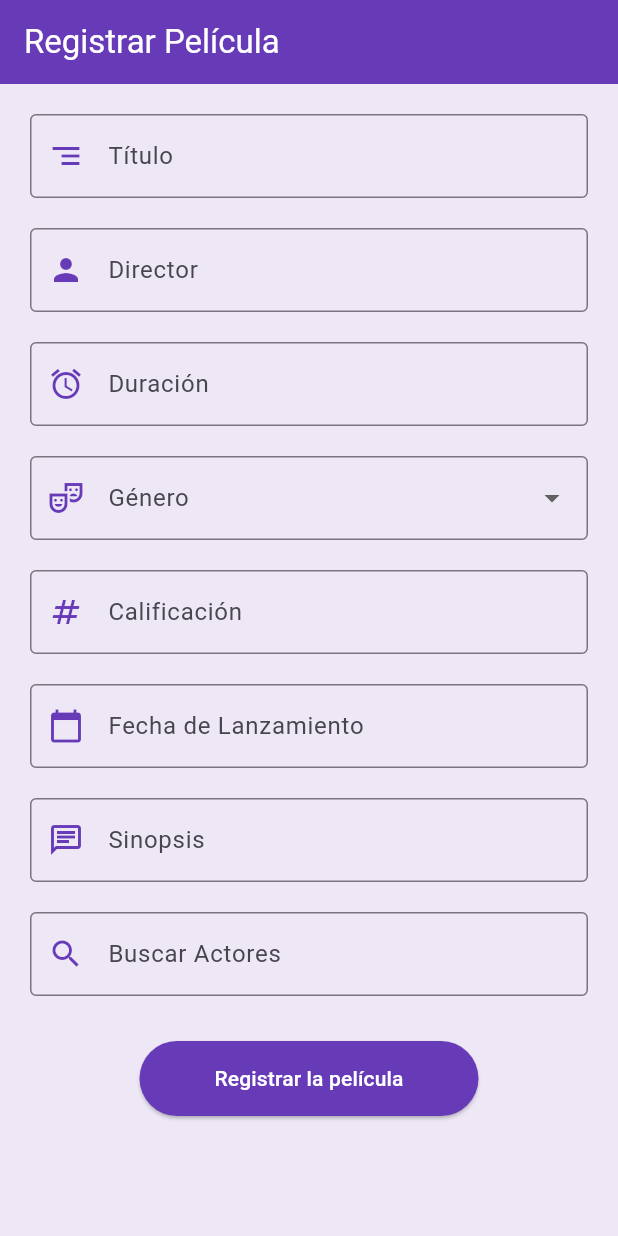
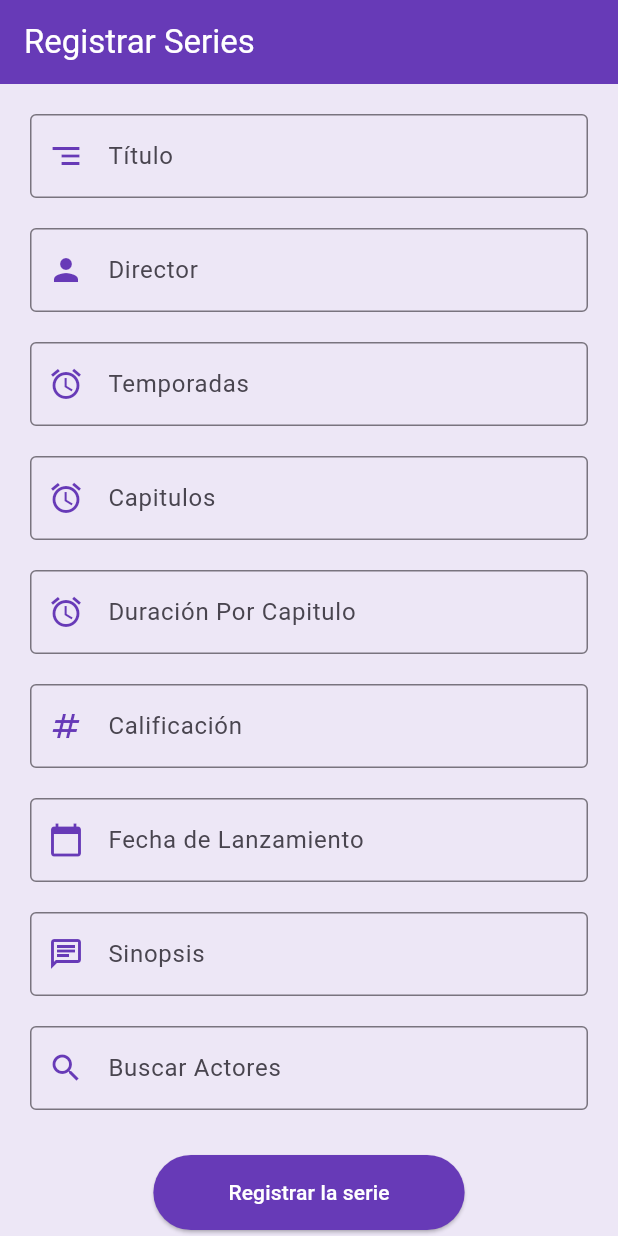
Before and after one commit to Axus-Tzion/WatchScore-Front, a Flutter app: the screen it shows after launch, on a phone screen of 412 x 824 dp. Run offline on Flutter 3.47's test engine with Material 3 defaults, Android fonts, the phone set to English and light mode, and no system bars; network calls fail.

Commit message:
feature(frontend) : Formulario de registro series OK

```diff
--- a/lib/main.dart
+++ b/lib/main.dart
@@ -1,6 +1,7 @@
 import 'package:flutter/material.dart';
 import 'package:watchscorefront/screens/login_screen.dart';
 import 'package:watchscorefront/screens/moviesRegister_screen.dart';
+import 'package:watchscorefront/screens/seriesRegister_screen.dart';
 
 void main() {
   runApp(const MainApp());
@@ -18,7 +19,7 @@ class MainApp extends StatelessWidget {
         primarySwatch: Colors.deepPurple,
         scaffoldBackgroundColor: Colors.deepPurple[50],
       ),
-      home: MoviesRegister(),
+      home: SeriesRegister(),
     );
   }
 }
--- /dev/null
+++ b/lib/screens/seriesRegister_screen.dart
@@ -0,0 +1,321 @@
+import 'package:flutter/material.dart';
+import 'package:http/http.dart' as http;
+import 'package:intl/intl.dart';
+import 'dart:convert';
+
+class SeriesRegister extends StatefulWidget {
+  const SeriesRegister({super.key});
+
+  @override
+  State<SeriesRegister> createState() => _SeriesRegisterState();
+}
+
+class _SeriesRegisterState extends State<SeriesRegister> {
+  final TextEditingController _tituloController = TextEditingController();
+  final TextEditingController _directorController = TextEditingController();
+  final TextEditingController _lanzamientoController = TextEditingController();
+  final TextEditingController _temporadasController = TextEditingController();
+  final TextEditingController _capitulosController = TextEditingController();
+  final TextEditingController _sipnosisController = TextEditingController();
+  final TextEditingController _calificacionController = TextEditingController();
+  final TextEditingController _duracionController = TextEditingController();
+  final TextEditingController _actorInputController = TextEditingController();
+
+  bool _isLoading = false;
+  List<String> _actores = [];
+  List<String> _sugerencias = [];
+
+  // crea el calendario
+  Future<void> _selectDate(BuildContext context) async {
+    final DateTime? picked = await showDatePicker(
+      context: context,
+      initialDate: DateTime.now(),
+      firstDate: DateTime(1900),
+      lastDate: DateTime.now(),
+    );
+    if (picked != null) {
+      setState(() {
+        _lanzamientoController.text = DateFormat('yyyy-MM-dd').format(picked);
+      });
+    }
+  }
+
+  // consume el api de los actores
+  Future<void> _cargarActores() async {
+    try {
+      final response = await http.get(
+        Uri.parse('http://127.0.0.1:8860/actores/'),
+      );
+      if (response.statusCode == 200) {
+        final List<dynamic> data = jsonDecode(response.body);
+        setState(() {
+          _sugerencias =
+              data.map((actor) => actor['nombre'].toString()).toList();
+        });
+      }
+    } catch (e) {
+      ScaffoldMessenger.of(context).showSnackBar(
+        SnackBar(content: Text('Error de conexión: ${e.toString()}')),
+      );
+    }
+  }
+
+  // valida que los campos no esten vacios
+  Future<void> _seriesRegister(BuildContext) async {
+    if (_tituloController.text.isEmpty ||
+        _directorController.text.isEmpty ||
+        _lanzamientoController.text.isEmpty ||
+        _temporadasController.text.isEmpty ||
+        _capitulosController.text.isEmpty ||
+        _sipnosisController.text.isEmpty ||
+        _duracionController.text.isEmpty ||
+        _actores.isEmpty ||
+        _calificacionController.text.isEmpty) {
+      ScaffoldMessenger.of(context).showSnackBar(
+        const SnackBar(content: Text('Por favor complete todos los campos')),
+      );
+      return;
+    }
+
+    setState(() {
+      _isLoading = true;
+    });
+
+    // consume la api del registro de series
+    try {
+      final response = await http.post(
+        Uri.parse('http://127.0.0.1:8860/series/'),
+        headers: {'Content-Type': 'application/json'},
+        body: jsonEncode({
+          'titulo': _tituloController.text,
+          'director': _directorController.text,
+          'lanzamiento': _lanzamientoController.text,
+          'temporadas': _temporadasController.text,
+          'capitulos': _capitulosController.text,
+          'duracion': _duracionController.text,
+          'sipnosis': _sipnosisController.text,
+          'calificacion': _calificacionController.text,
+          'actores': _actores,
+        }),
+      );
+
+      if (response.statusCode == 200) {
+        ScaffoldMessenger.of(context).showSnackBar(
+          const SnackBar(content: Text('Registro de serie exitoso')),
+        );
+        Navigator.pushReplacement(
+          context,
+          MaterialPageRoute(builder: (_) => const SeriesRegister()),
+        );
+      } else {
+        ScaffoldMessenger.of(context).showSnackBar(
+          SnackBar(content: Text('Error en registro: ${response.body}')),
+        );
+      }
+    } catch (e) {
+      ScaffoldMessenger.of(context).showSnackBar(
+        SnackBar(content: Text('Error de conexión: ${e.toString()}')),
+      );
+    } finally {
+      if (mounted) {
+        setState(() {
+          _isLoading = false;
+        });
+      }
+    }
+  }
+
+  @override
+  void initState() {
+    super.initState();
+    _cargarActores();
+  }
+
+  @override
+  Widget build(BuildContext context) {
+    return Scaffold(
+      backgroundColor: Colors.deepPurple[50],
+      appBar: AppBar(
+        title: const Text(
+          'Registrar Series',
+          style: TextStyle(color: Colors.white),
+        ),
+        backgroundColor: Colors.deepPurple,
+      ),
+      body: SingleChildScrollView(
+        padding: const EdgeInsets.all(20.0),
+        child: Column(
+          children: [
+            TextField(
+              controller: _tituloController,
+              decoration: const InputDecoration(
+                labelText: 'Título',
+                prefixIcon: Icon(Icons.segment, color: Colors.deepPurple),
+                border: OutlineInputBorder(),
+              ),
+            ),
+            const SizedBox(height: 20),
+
+            TextField(
+              controller: _directorController,
+              decoration: const InputDecoration(
+                labelText: 'Director',
+                prefixIcon: Icon(Icons.person, color: Colors.deepPurple),
+                border: OutlineInputBorder(),
+              ),
+            ),
+            const SizedBox(height: 20),
+
+            TextField(
+              controller: _temporadasController,
+              decoration: const InputDecoration(
+                labelText: 'Temporadas',
+                prefixIcon: Icon(
+                  Icons.access_alarms_outlined,
+                  color: Colors.deepPurple,
+                ),
+                border: OutlineInputBorder(),
+              ),
+            ),
+            const SizedBox(height: 20),
+
+            TextField(
+              controller: _capitulosController,
+              decoration: const InputDecoration(
+                labelText: 'Capitulos',
+                prefixIcon: Icon(
+                  Icons.access_alarms_outlined,
+                  color: Colors.deepPurple,
+                ),
+                border: OutlineInputBorder(),
+              ),
+            ),
+            const SizedBox(height: 20),
+
+            TextField(
+              controller: _duracionController,
+              decoration: const InputDecoration(
+                labelText: 'Duración Por Capitulo',
+                prefixIcon: Icon(
+                  Icons.access_alarms_outlined,
+                  color: Colors.deepPurple,
+                ),
+                border: OutlineInputBorder(),
+              ),
+            ),
+            const SizedBox(height: 20),
+
+            TextField(
+              controller: _calificacionController,
+              decoration: const InputDecoration(
+                labelText: 'Calificación',
+                prefixIcon: Icon(Icons.numbers, color: Colors.deepPurple),
+                border: OutlineInputBorder(),
+              ),
+            ),
+            const SizedBox(height: 20),
+
+            TextField(
+              controller: _lanzamientoController,
+              decoration: const InputDecoration(
+                labelText: 'Fecha de Lanzamiento',
+                prefixIcon: Icon(
+                  Icons.calendar_today,
+                  color: Colors.deepPurple,
+                ),
+                border: OutlineInputBorder(),
+              ),
+              onTap: () => _selectDate(context),
+              readOnly: true,
+            ),
+            const SizedBox(height: 20),
+
+            TextField(
+              controller: _sipnosisController,
+              decoration: const InputDecoration(
+                labelText: 'Sinopsis',
+                prefixIcon: Icon(Icons.chat_outlined, color: Colors.deepPurple),
+                border: OutlineInputBorder(),
+              ),
+            ),
+            const SizedBox(height: 20),
+
+            Autocomplete<String>(
+              optionsBuilder: (TextEditingValue textEditingValue) {
+                if (textEditingValue.text == '') {
+                  return const Iterable<String>.empty();
+                }
+                return _sugerencias.where((String option) {
+                  return option.toLowerCase().contains(
+                    textEditingValue.text.toLowerCase(),
+                  );
+                });
+              },
+              onSelected: (String selection) {
+                if (!_actores.contains(selection)) {
+                  setState(() {
+                    _actores.add(selection);
+                    _actorInputController.clear();
+                  });
+                }
+              },
+              fieldViewBuilder: (
+                context,
+                controller,
+                focusNode,
+                onFieldSubmitted,
+              ) {
+                _actorInputController.text = controller.text;
+                return TextField(
+                  controller: controller,
+                  focusNode: focusNode,
+                  decoration: const InputDecoration(
+                    labelText: 'Buscar Actores',
+                    prefixIcon: Icon(Icons.search, color: Colors.deepPurple),
+                    border: OutlineInputBorder(),
+                  ),
+                );
+              },
+            ),
+            const SizedBox(height: 10),
+
+            Wrap(
+              spacing: 8,
+              children:
+                  _actores.map((actor) {
+                    return Chip(
+                      label: Text(actor),
+                      deleteIcon: const Icon(Icons.close),
+                      onDeleted: () {
+                        setState(() {
+                          _actores.remove(actor);
+                        });
+                      },
+                    );
+                  }).toList(),
+            ),
+            const SizedBox(height: 20),
+
+            ElevatedButton(
+              onPressed: _isLoading ? null : () => _seriesRegister(context),
+              style: ElevatedButton.styleFrom(
+                backgroundColor: Colors.deepPurple,
+                padding: const EdgeInsets.symmetric(
+                  horizontal: 50,
+                  vertical: 15,
+                ),
+              ),
+              child:
+                  _isLoading
+                      ? const CircularProgressIndicator(color: Colors.white)
+                      : const Text(
+                        'Registrar la serie',
+                        style: TextStyle(color: Colors.white),
+                      ),
+            ),
+          ],
+        ),
+      ),
+    );
+  }
+}
```
